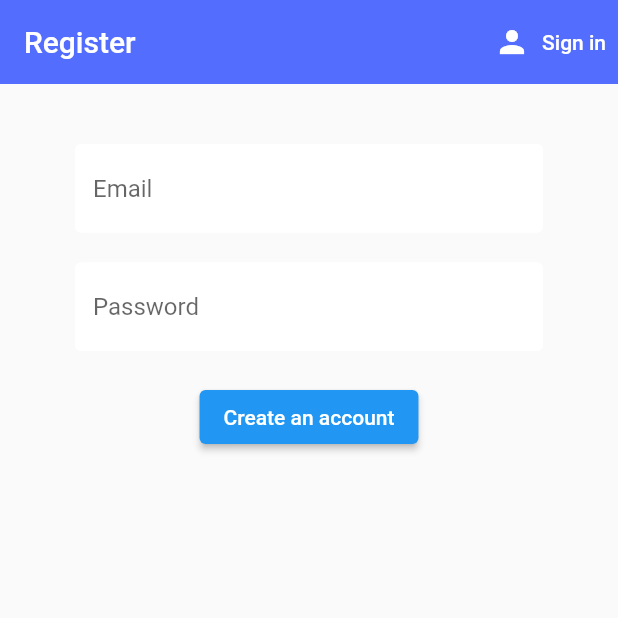
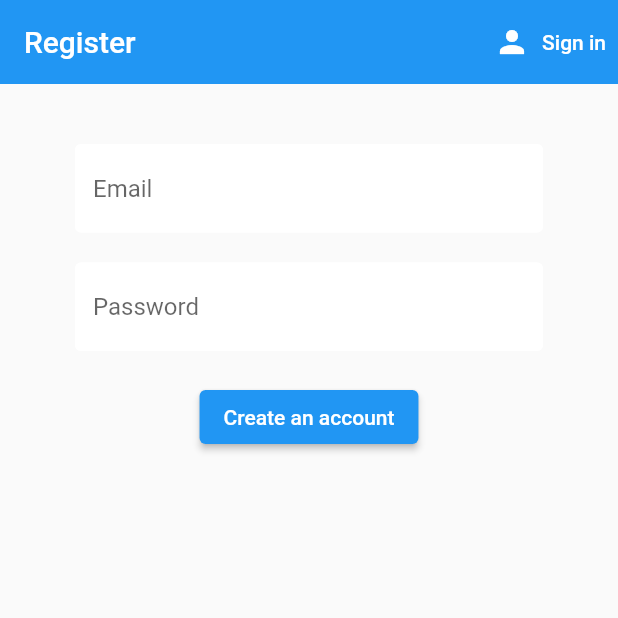
Before and after one commit to drkkjh/Health-Wealth, a Flutter app: the screen it shows after launch, after a tap on "Sign in", after a tap on "Create account", on a phone screen of 412 x 824 dp, the top half of it. Run offline on Flutter 3.47's test engine with Material 2 defaults, Android fonts, the phone set to English and light mode, and no system bars; our stand-ins replace cloud_firestore, firebase_auth, firebase_core, flutter_speed_dial, flutter_spinkit, geolocator and 4 more; accounts and stored records are empty.

Commit message:
Change colours of auth pages appbar

```diff
--- a/health_wealth/lib/screens/authenticate/register.dart
+++ b/health_wealth/lib/screens/authenticate/register.dart
@@ -38,9 +38,8 @@ class _RegisterState extends State<Register> {
       return const Loading();
     } else {
       return Scaffold(
-        // backgroundColor: Colors.,
         appBar: AppBar(
-          backgroundColor: Colors.indigoAccent,
+          backgroundColor: Colors.blue,
           elevation: 0.0,
           title: const Text('Register'),
           actions: [
--- a/health_wealth/lib/screens/authenticate/sign_in.dart
+++ b/health_wealth/lib/screens/authenticate/sign_in.dart
@@ -34,9 +34,8 @@ class _SignInState extends State<SignIn> {
       return const Loading();
     } else {
       return Scaffold(
-        // backgroundColor: Colors.lightBlueAccent,
         appBar: AppBar(
-          backgroundColor: Colors.indigoAccent,
+          backgroundColor: Colors.blue,
           elevation: 0.0,
           title: const Text('Sign in'),
           actions: [
```
